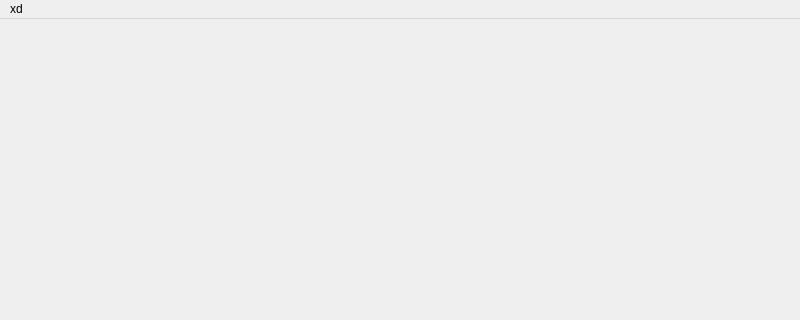
This is src/uis/MainWindowX.ui in A1rWaxta/RasterShop as Qt 5 draws it before an edit; both pictures show x 0 to 800 and y 0 to 320 of the 800 by 600 pixel window. The edited form follows.
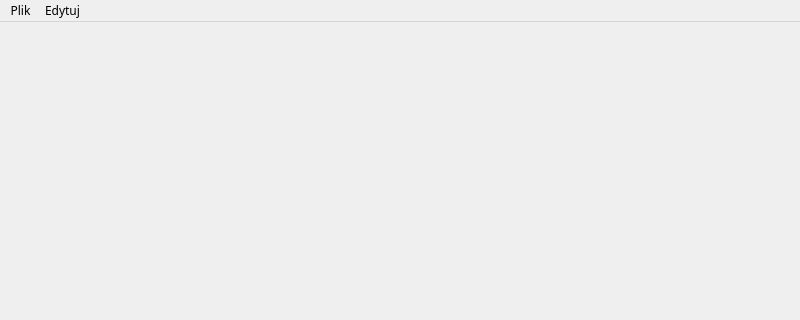
This is the edited form.

What changed in the file:
```diff
--- a/src/uis/MainWindowX.ui
+++ b/src/uis/MainWindowX.ui
@@ -10,12 +10,38 @@
     <height>600</height>
    </rect>
   </property>
+  <property name="sizePolicy">
+   <sizepolicy hsizetype="Preferred" vsizetype="Preferred">
+    <horstretch>0</horstretch>
+    <verstretch>0</verstretch>
+   </sizepolicy>
+  </property>
+  <property name="font">
+   <font>
+    <family>Noto Sans</family>
+   </font>
+  </property>
+  <property name="cursor">
+   <cursorShape>ArrowCursor</cursorShape>
+  </property>
+  <property name="focusPolicy">
+   <enum>Qt::NoFocus</enum>
+  </property>
   <property name="windowTitle">
    <string>MainWindow</string>
   </property>
+  <property name="toolTip">
+   <string/>
+  </property>
+  <property name="autoFillBackground">
+   <bool>true</bool>
+  </property>
   <widget class="QWidget" name="centralwidget"/>
   <widget class="QStatusBar" name="statusbar"/>
   <widget class="QMenuBar" name="menuBar">
+   <property name="enabled">
+    <bool>true</bool>
+   </property>
    <property name="geometry">
     <rect>
      <x>0</x>
@@ -24,12 +50,19 @@
      <height>27</height>
     </rect>
    </property>
-   <widget class="QMenu" name="menuxd">
+   <widget class="QMenu" name="menuEdit">
     <property name="title">
-     <string>xd</string>
+     <string>Edytuj</string>
     </property>
    </widget>
-   <addaction name="menuxd"/>
+   <widget class="QMenu" name="menuFile">
+    <property name="title">
+     <string>Plik</string>
+    </property>
+    <addaction name="actionClose"/>
+   </widget>
+   <addaction name="menuFile"/>
+   <addaction name="menuEdit"/>
   </widget>
  </widget>
  <resources/>
```
Left out of the diff: 32 changed lines with no effect on the pictures.
